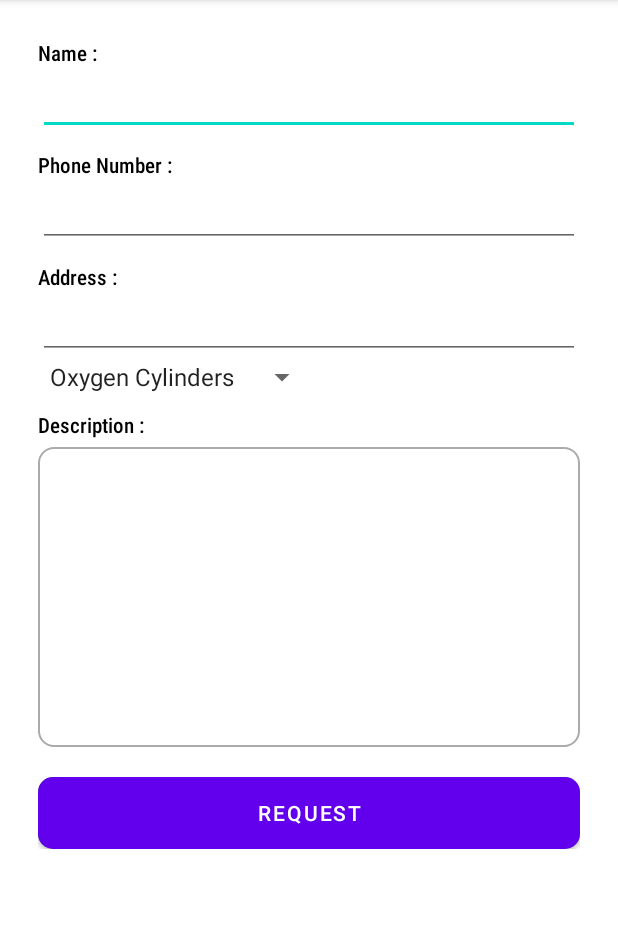
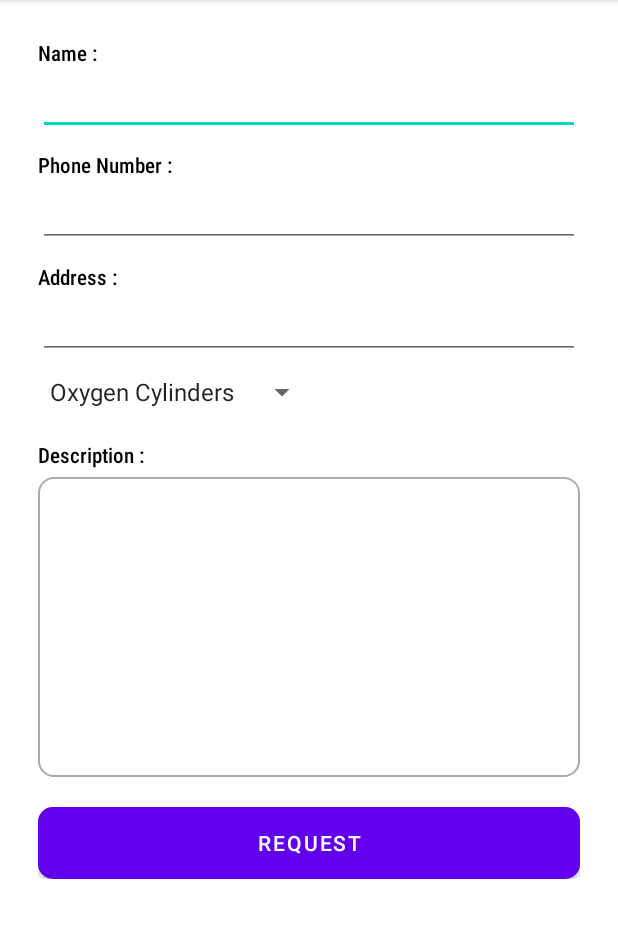
Before and after one commit to m3rcury02/CovidHelper, an Android app: the PostRequest screen opened directly, with no data from a screen before it, on a phone screen of 412 x 824 dp, the part 84-1022 px from its top. Run offline under Robolectric (Android 15) with nearby library versions, the phone set to English and light mode, and no system bars.

Commit message:
added details of buttons

```diff
--- a/app/src/main/res/layout/activity_main.xml
+++ b/app/src/main/res/layout/activity_main.xml
@@ -42,6 +42,7 @@
             android:layout_height="wrap_content"
             android:onClick="request"
             app:fabCustomSize="60dp"
+            android:src="@drawable/meee"
             app:fabSize="normal"
             app:fab_color="#fc3503"
             app:label_backgroundColor="#ed522b"
@@ -52,6 +53,7 @@
             android:layout_width="wrap_content"
             android:layout_height="wrap_content"
             android:onClick="donate"
+            android:src="@drawable/donate"
             app:fabCustomSize="60dp"
             app:fabSize="normal"
             app:fab_color="#5bfa25"
--- a/app/src/main/res/layout/activity_post_request.xml
+++ b/app/src/main/res/layout/activity_post_request.xml
@@ -63,6 +63,8 @@
             android:inputType="textPostalAddress"
             android:textColor="@color/black" />
         <Spinner
+            android:layout_marginTop="10dp"
+            android:layout_marginBottom="10dp"
             android:id="@+id/spinner"
             android:layout_width="wrap_content"
             android:layout_height="wrap_content"
```
Also changed, not shown: app/src/main/java/com/example/covidhelper/Daos/RequestDao.kt (+11 -11 lines), app/src/main/res/drawable/donate.png (added), app/src/main/res/drawable/meee.png (added).
